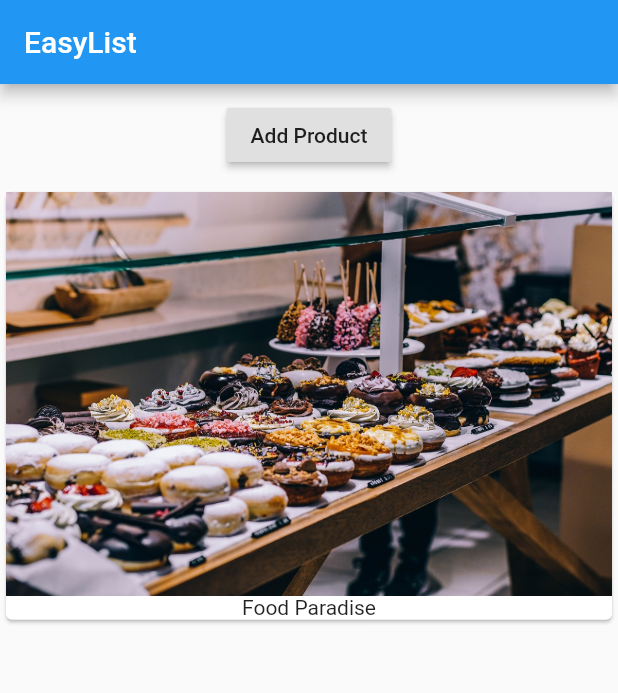
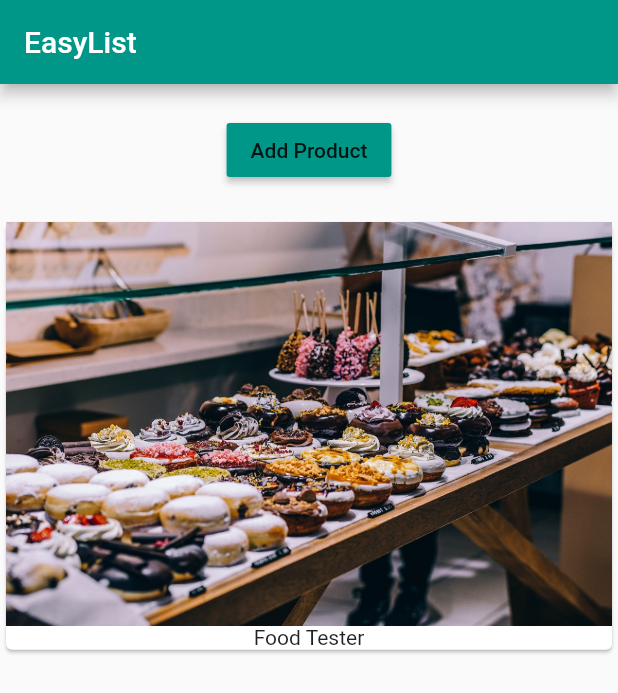
Before and after one commit to marco238/EasyList, a Flutter app: the screen it shows after launch, on a phone screen of 412 x 824 dp. Shown: the top 693 px of the screen. Run offline on Flutter 3.47's test engine with Material 2 defaults, Android fonts, the phone set to English and light mode, and no system bars.

Commit message:
feat: list of products

```diff
--- a/lib/main.dart
+++ b/lib/main.dart
@@ -11,30 +11,38 @@ class MyApp extends StatefulWidget {
 }
 
 class _MyAppState extends State<MyApp> {
+  List<String> _products = ['Food Tester'];
+
   @override
   Widget build(BuildContext context) {
     return MaterialApp(
       home: Scaffold(
           appBar: AppBar(
             title: Text('EasyList'),
+            backgroundColor: Colors.teal,
           ),
           body: Column(
             children: [
               Container(
-                margin: EdgeInsets.all(10.0),
+                margin: EdgeInsets.all(20.0),
                 child: RaisedButton(
                   onPressed: () {},
                   child: Text('Add Product'),
+                  color: Colors.teal,
                 ),
               ),
-              Card(
-                child: Column(
-                  children: <Widget>[
-                    Image.asset('assets/food.jpg'),
-                    Text('Food Paradise')
-                  ],
-                ),
-              ),
+              Column(
+                children: _products
+                    .map((element) => Card(
+                          child: Column(
+                            children: <Widget>[
+                              Image.asset('assets/food.jpg'),
+                              Text(element)
+                            ],
+                          ),
+                        ))
+                    .toList(),
+              )
             ],
           )),
     );
```
